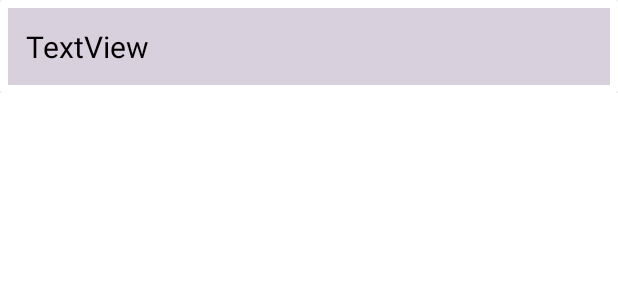
After one commit to Mjgb77/music-score-app, an Android app: the layout music_score_row.xml on its own in the app's theme, with its tools: preview values and no code run, on a phone screen of 412 x 824 dp. The commit adds this screen. Shown: the top 300 px of the screen. Run offline under Robolectric (Android 15) with nearby library versions, the phone set to English and light mode, and no system bars.

Commit message:
Implement music score list

```diff
--- /dev/null
+++ b/app/src/main/java/com/example/musicscoreapp/MusicScore.kt
@@ -0,0 +1,6 @@
+package com.example.musicscoreapp
+
+class MusicScore {
+    var id = 0
+    var title: String? = null
+}
--- /dev/null
+++ b/app/src/main/res/layout/music_score_row.xml
@@ -0,0 +1,27 @@
+<?xml version="1.0" encoding="utf-8"?>
+<LinearLayout xmlns:android="http://schemas.android.com/apk/res/android"
+    android:orientation="vertical" android:layout_width="match_parent"
+    android:layout_height="wrap_content">
+
+    <androidx.cardview.widget.CardView
+        android:layout_width="match_parent"
+        android:layout_height="wrap_content">
+
+        <androidx.constraintlayout.widget.ConstraintLayout
+            android:layout_width="match_parent"
+            android:layout_height="wrap_content"
+            android:padding="12dp"
+            android:layout_margin="5dp"
+            android:background="#D9D0DE">
+
+            <TextView
+                android:id="@+id/txt_title"
+                android:layout_width="wrap_content"
+                android:layout_height="wrap_content"
+                android:text="TextView"
+                android:textColor="#000"
+                android:textSize="20dp"/>
+
+        </androidx.constraintlayout.widget.ConstraintLayout>
+    </androidx.cardview.widget.CardView>
+</LinearLayout>
```
Also changed, not shown: app/src/main/java/com/example/musicscoreapp/DatabaseHelper.kt (+14 -0 lines), app/src/main/java/com/example/musicscoreapp/MainActivity.kt (+15 -0 lines), app/src/main/java/com/example/musicscoreapp/MusicScoreAdapter.kt (added, +30 -0 lines).
